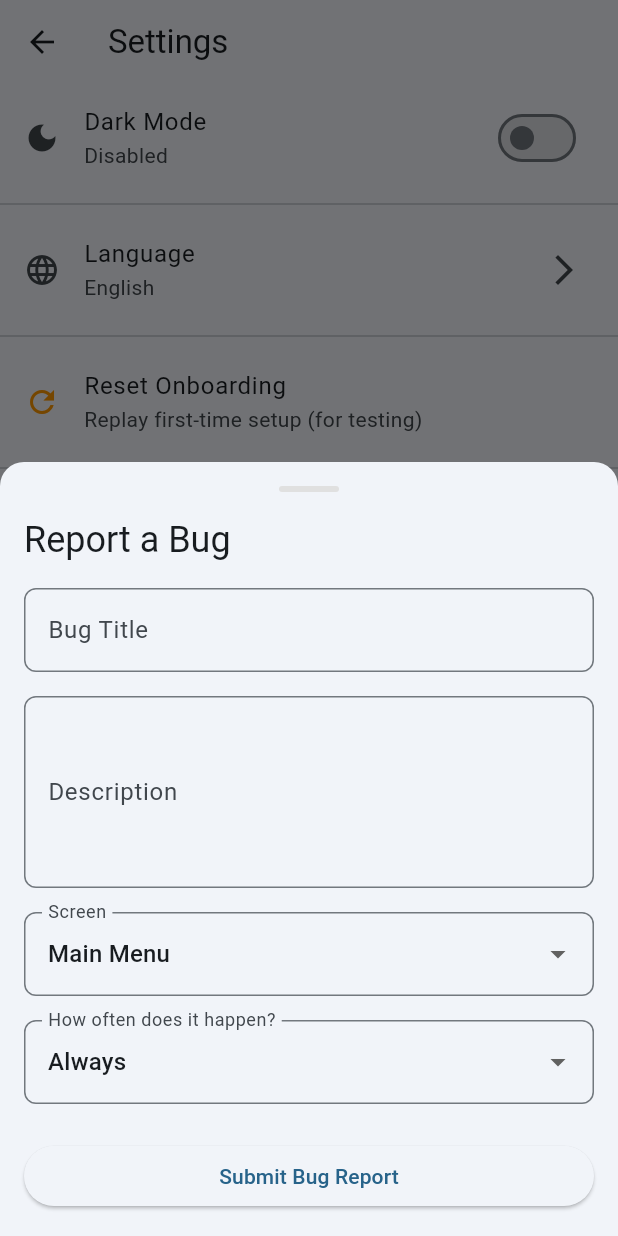
After one commit to elbel13/us_citizenship_test_app, a Flutter app: the SettingsScreen screen opened by its route, after a tap on "Report a Bug", on a phone screen of 412 x 824 dp. The commit adds this screen. Run offline on Flutter 3.47's test engine with Material 3 defaults, Android fonts, the phone set to English and light mode, and no system bars; our stand-ins replace flutter_tts, geolocator, permission_handler, shared_preferences, speech_to_text, sqflite; missing offline and left inert: string_similarity; accounts and stored records are empty.

Commit message:
Squash commits from worker-bug-report-feature
Combined commits:
- Bug Report Feature - implemented by worker agent
- refactor: switch bug reporting from GitHub issues to email

```diff
--- a/lib/screens/settings_screen.dart
+++ b/lib/screens/settings_screen.dart
@@ -3,6 +3,7 @@ import '../l10n/app_localizations.dart';
 import '../main.dart';
 import '../services/theme_service.dart';
 import '../services/onboarding_service.dart';
+import '../widgets/bug_report_bottom_sheet.dart';
 
 class SettingsScreen extends StatefulWidget {
   final ThemeService themeService;
@@ -58,6 +59,13 @@ class _SettingsScreenState extends State<SettingsScreen> {
               onTap: () => _showResetOnboardingDialog(context),
             ),
           ],
+          const Divider(),
+          ListTile(
+            leading: const Icon(Icons.bug_report),
+            title: const Text('Report a Bug'),
+            subtitle: const Text('Help us improve the app'),
+            onTap: () => _showBugReportBottomSheet(context),
+          ),
         ],
       ),
     );
@@ -126,6 +134,19 @@ class _SettingsScreenState extends State<SettingsScreen> {
     USCitizenshipTestApp.setLocale(context, Locale(languageCode));
   }
 
+  void _showBugReportBottomSheet(BuildContext context) {
+    showModalBottomSheet(
+      context: context,
+      isScrollControlled: true,
+      shape: const RoundedRectangleBorder(
+        borderRadius: BorderRadius.vertical(top: Radius.circular(16)),
+      ),
+      builder: (BuildContext context) {
+        return const BugReportBottomSheet();
+      },
+    );
+  }
+
   void _showResetOnboardingDialog(BuildContext context) {
     showDialog(
       context: context,
--- /dev/null
+++ b/lib/services/bug_report_service.dart
@@ -0,0 +1,64 @@
+import 'package:url_launcher/url_launcher.dart';
+
+class BugReportService {
+  static const String _bugReportEmail = 'elijahb@duck.com';
+
+  /// Builds a mailto URL with pre-filled bug report information
+  static String buildEmailUrl({
+    required String title,
+    required String description,
+    required String screen,
+    required String reproducibility,
+  }) {
+    final subject = '[Bug Report] $title';
+
+    final body =
+        '''Description:
+$description
+
+Screen: $screen
+How often does it happen? $reproducibility
+
+Device Info:
+- App Version: 0.4.0
+- Date: ${DateTime.now().toString()}''';
+
+    final emailUri = Uri(
+      scheme: 'mailto',
+      path: _bugReportEmail,
+      queryParameters: {'subject': subject, 'body': body},
+    );
+
+    return emailUri.toString();
+  }
+
+  /// Opens the user's email client with pre-filled bug report information
+  static Future<void> reportBug({
+    required String title,
+    required String description,
+    required String screen,
+    required String reproducibility,
+  }) async {
+    final url = buildEmailUrl(
+      title: title,
+      description: description,
+      screen: screen,
+      reproducibility: reproducibility,
+    );
+
+    try {
+      final uri = Uri.parse(url);
+      final launched = await launchUrl(
+        uri,
+        mode: LaunchMode.externalApplication,
+      );
+
+      if (!launched) {
+        throw Exception('Could not open email app');
+      }
+    } catch (e) {
+      print('Error launching bug report email: $e');
+      rethrow;
+    }
+  }
+}
--- /dev/null
+++ b/lib/widgets/bug_report_bottom_sheet.dart
@@ -0,0 +1,222 @@
+import 'package:flutter/material.dart';
+import '../services/bug_report_service.dart';
+
+class BugReportBottomSheet extends StatefulWidget {
+  const BugReportBottomSheet({super.key});
+
+  @override
+  State<BugReportBottomSheet> createState() => _BugReportBottomSheetState();
+}
+
+class _BugReportBottomSheetState extends State<BugReportBottomSheet> {
+  final _formKey = GlobalKey<FormState>();
+  final _titleController = TextEditingController();
+  final _descriptionController = TextEditingController();
+  String _selectedScreen = 'Main Menu';
+  String _selectedReproducibility = 'Always';
+  bool _isSubmitting = false;
+
+  static const List<String> _screens = [
+    'Main Menu',
+    'Flashcards',
+    'Multiple Choice',
+    'Reading & Writing',
+    'Mock Interview',
+    'Settings',
+  ];
+
+  static const List<String> _reproducibilityOptions = [
+    'Always',
+    'Often',
+    'Sometimes',
+    'Rarely',
+    'Couldn\'t Reproduce',
+  ];
+
+  @override
+  void dispose() {
+    _titleController.dispose();
+    _descriptionController.dispose();
+    super.dispose();
+  }
+
+  Future<void> _submitBugReport() async {
+    if (!_formKey.currentState!.validate()) {
+      return;
+    }
+
+    setState(() => _isSubmitting = true);
+
+    try {
+      await BugReportService.reportBug(
+        title: _titleController.text.trim(),
+        description: _descriptionController.text.trim(),
+        screen: _selectedScreen,
+        reproducibility: _selectedReproducibility,
+      );
+
+      if (mounted) {
+        ScaffoldMessenger.of(context).showSnackBar(
+          const SnackBar(
+            content: Text('Email app opened with bug report!'),
+            duration: Duration(seconds: 2),
+          ),
+        );
+        Navigator.pop(context);
+      }
+    } catch (e) {
+      if (mounted) {
+        ScaffoldMessenger.of(context).showSnackBar(
+          SnackBar(
+            content: Text('Could not open email app: $e'),
+            duration: const Duration(seconds: 3),
+          ),
+        );
+      }
+    } finally {
+      if (mounted) {
+        setState(() => _isSubmitting = false);
+      }
+    }
+  }
+
+  @override
+  Widget build(BuildContext context) {
+    return SingleChildScrollView(
+      child: Container(
+        padding: EdgeInsets.only(
+          left: 16,
+          right: 16,
+          top: 16,
+          bottom: MediaQuery.of(context).viewInsets.bottom + 16,
+        ),
+        child: Form(
+          key: _formKey,
+          child: Column(
+            mainAxisSize: MainAxisSize.min,
+            crossAxisAlignment: CrossAxisAlignment.start,
+            children: [
+              // Header
+              Center(
+                child: Container(
+                  width: 40,
+                  height: 4,
+                  decoration: BoxDecoration(
+                    color: Colors.grey[300],
+                    borderRadius: BorderRadius.circular(2),
+                  ),
+                ),
+              ),
+              const SizedBox(height: 16),
+              Text(
+                'Report a Bug',
+                style: Theme.of(context).textTheme.headlineSmall,
+              ),
+              const SizedBox(height: 16),
+
+              // Title Field
+              TextFormField(
+                controller: _titleController,
+                decoration: InputDecoration(
+                  labelText: 'Bug Title',
+                  hintText: 'Brief description of the issue',
+                  border: OutlineInputBorder(
+                    borderRadius: BorderRadius.circular(8),
+                  ),
+                ),
+                validator: (value) {
+                  if (value == null || value.trim().isEmpty) {
+                    return 'Please enter a bug title';
+                  }
+                  if (value.trim().length < 5) {
+                    return 'Title must be at least 5 characters';
+                  }
+                  return null;
+                },
+              ),
+              const SizedBox(height: 16),
+
+              // Description Field
+              TextFormField(
+                controller: _descriptionController,
+                decoration: InputDecoration(
+                  labelText: 'Description',
+                  hintText: 'Detailed description of the issue',
+                  border: OutlineInputBorder(
+                    borderRadius: BorderRadius.circular(8),
+                  ),
+                ),
+                maxLines: 4,
+                validator: (value) {
+                  if (value == null || value.trim().isEmpty) {
+                    return 'Please enter a description';
+                  }
+                  if (value.trim().length < 10) {
+                    return 'Description must be at least 10 characters';
+                  }
+                  return null;
+                },
+              ),
+              const SizedBox(height: 16),
+
+              // Screen Dropdown
+              DropdownButtonFormField<String>(
+                initialValue: _selectedScreen,
+                decoration: InputDecoration(
+                  labelText: 'Screen',
+                  border: OutlineInputBorder(
+                    borderRadius: BorderRadius.circular(8),
+                  ),
+                ),
+                items: _screens.map((screen) {
+                  return DropdownMenuItem(value: screen, child: Text(screen));
+                }).toList(),
+                onChanged: (value) {
+                  if (value != null) {
+                    setState(() => _selectedScreen = value);
+                  }
+                },
+              ),
+              const SizedBox(height: 16),
+
+              // Reproducibility Dropdown
+              DropdownButtonFormField<String>(
+                initialValue: _selectedReproducibility,
+                decoration: InputDecoration(
+                  labelText: 'How often does it happen?',
+                  border: OutlineInputBorder(
+                    borderRadius: BorderRadius.circular(8),
+                  ),
+                ),
+                items: _reproducibilityOptions.map((option) {
+                  return DropdownMenuItem(value: option, child: Text(option));
+                }).toList(),
+                onChanged: (value) {
+                  if (value != null) {
+                    setState(() => _selectedReproducibility = value);
+                  }
+                },
+              ),
+              const SizedBox(height: 24),
+
+              // Submit Button
+              SizedBox(
+                width: double.infinity,
+                child: ElevatedButton(
+                  onPressed: _isSubmitting ? null : _submitBugReport,
+                  child: _isSubmitting
+                      ? const SizedBox(
+                          height: 20,
+                          width: 20,
+                          child: CircularProgressIndicator(strokeWidth: 2),
+                        )
+                      : const Text('Submit Bug Report'),
+                ),
+              ),
+            ],
+          ),
+        ),
+      ),
+    );
+  }
+}
--- a/pubspec.yaml
+++ b/pubspec.yaml
@@ -47,6 +47,7 @@ dependencies:
   geolocator: ^13.0.2
   http: ^1.2.2
   flutter_dotenv: ^5.2.1
+  url_launcher: ^6.2.0
 
 dev_dependencies:
   flutter_test:
```
Also changed, not shown: pubspec.lock, 4 other files.
